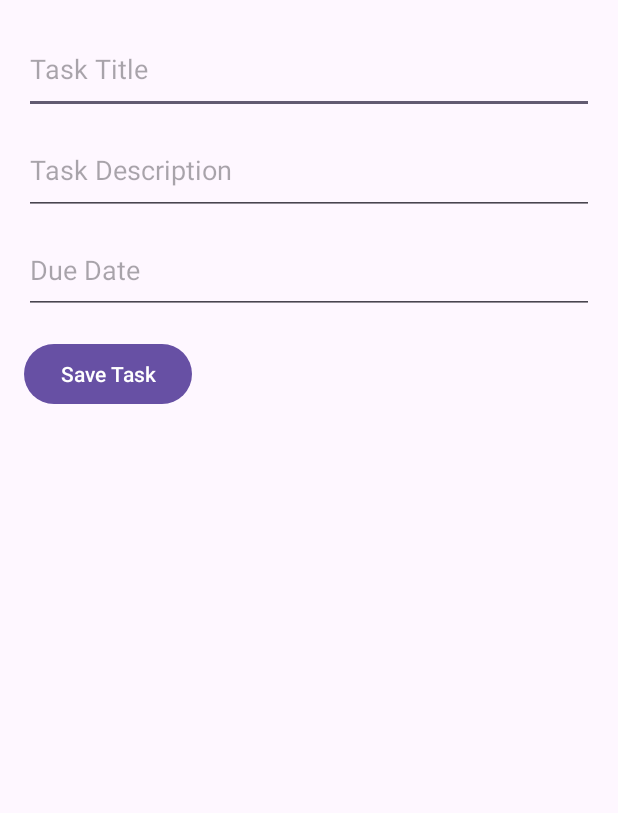
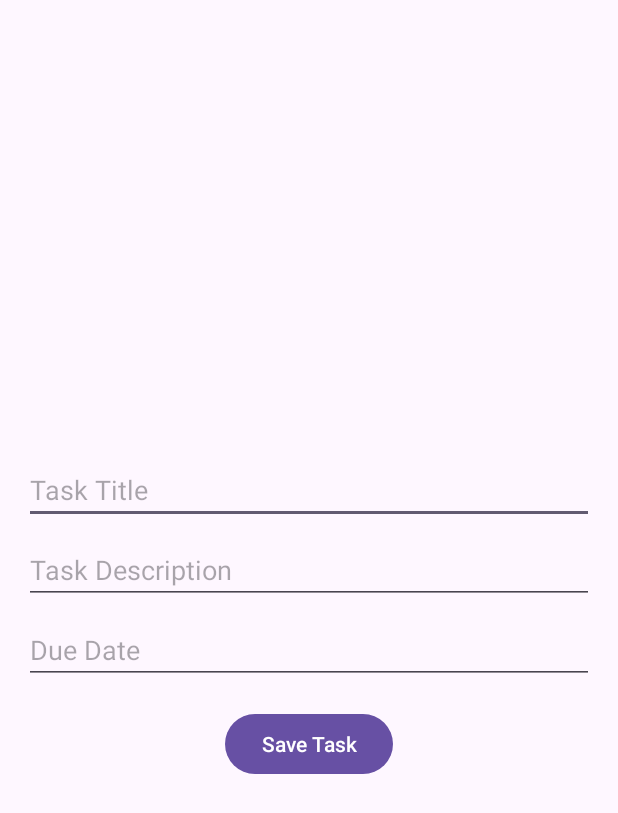
Before and after one commit to SShinbae/taskManagement, an Android app: the AddTaskActivity screen opened directly, with no data from a screen before it, on a phone screen of 412 x 824 dp. Shown: the top 813 px of the screen. Run offline under Robolectric (Android 15) with nearby library versions, the phone set to English and light mode, and no system bars; our stand-ins replace Room's generated code.

Commit message:
redesign add task

```diff
--- a/app/src/main/java/com/example/taskmanagement/MainActivity.java
+++ b/app/src/main/java/com/example/taskmanagement/MainActivity.java
@@ -721,11 +721,13 @@ public class MainActivity extends AppCompatActivity {
             @Override
             public void onTextChanged(CharSequence s, int start, int before, int count) {
                 searchTasks(s.toString());
+                //new LoadTasksAsyncTask().execute();
             }
 
             @Override
             public void afterTextChanged(Editable s) {
-                // Do nothing
+                //searchTasks(s.toString());
+                new LoadTasksAsyncTask().execute();
             }
         });
     }
@@ -739,8 +741,8 @@ public class MainActivity extends AppCompatActivity {
     private void searchTasks(String query) {
         List<Task> filteredTaskList = new ArrayList<>();
         for (Task task : taskList) {
-            if (task.getTitle().toLowerCase().contains(query.toLowerCase()) ||
-                    task.getDescription().toLowerCase().contains(query.toLowerCase())) {
+            if (task != null && (task.getTitle().toLowerCase().contains(query.toLowerCase()) ||
+                    task.getDescription().toLowerCase().contains(query.toLowerCase()))) {
                 filteredTaskList.add(task);
             }
         }
--- a/app/src/main/res/layout/activity_add_task.xml
+++ b/app/src/main/res/layout/activity_add_task.xml
@@ -1,33 +1,52 @@
-<LinearLayout xmlns:android="http://schemas.android.com/apk/res/android"
+<androidx.constraintlayout.widget.ConstraintLayout xmlns:android="http://schemas.android.com/apk/res/android"
     android:layout_width="match_parent"
     android:layout_height="wrap_content"
-    android:orientation="vertical"
+    xmlns:app="http://schemas.android.com/apk/res-auto"
     android:padding="16dp">
+<!--    android:orientation="vertical"-->
+
 
     <EditText
         android:id="@+id/editTitle"
-        android:layout_width="match_parent"
-        android:layout_height="60dp"
+        android:layout_width="0dp"
+        android:layout_height="wrap_content"
         android:layout_marginBottom="8dp"
+        app:layout_constraintTop_toTopOf="parent"
+        app:layout_constraintBottom_toTopOf="@id/editDescription"
+        app:layout_constraintStart_toStartOf="parent"
+        app:layout_constraintEnd_toEndOf="parent"
+        app:layout_constraintVertical_chainStyle="packed"
         android:hint="Task Title" />
 
     <EditText
         android:id="@+id/editDescription"
-        android:layout_width="match_parent"
-        android:layout_height="59dp"
-        android:layout_marginBottom="8dp"
-        android:hint="Task Description" />
+        android:layout_width="0dp"
+        android:layout_height="wrap_content"
+        android:hint="Task Description"
+        app:layout_constraintTop_toBottomOf="@id/editTitle"
+        app:layout_constraintBottom_toTopOf="@id/editDueDate"
+        app:layout_constraintStart_toStartOf="parent"
+        app:layout_constraintEnd_toEndOf="parent"
+        android:layout_marginBottom="8dp"/>
 
     <EditText
         android:id="@+id/editDueDate"
-        android:layout_width="match_parent"
-        android:layout_height="58dp"
-        android:layout_marginBottom="16dp"
-        android:hint="Due Date" />
+        android:layout_width="0dp"
+        android:layout_height="wrap_content"
+        android:hint="Due Date"
+        app:layout_constraintTop_toBottomOf="@id/editDescription"
+        app:layout_constraintBottom_toTopOf="@id/btnSave"
+        app:layout_constraintStart_toStartOf="parent"
+        app:layout_constraintEnd_toEndOf="parent"
+        android:layout_marginBottom="16dp"/>
 
     <Button
         android:id="@+id/btnSave"
         android:layout_width="wrap_content"
         android:layout_height="wrap_content"
-        android:text="Save Task" />
-</LinearLayout>
+        android:text="Save Task"
+        app:layout_constraintTop_toBottomOf="@id/editDueDate"
+        app:layout_constraintBottom_toBottomOf="parent"
+        app:layout_constraintStart_toStartOf="parent"
+        app:layout_constraintEnd_toEndOf="parent"/>
+</androidx.constraintlayout.widget.ConstraintLayout>
```
